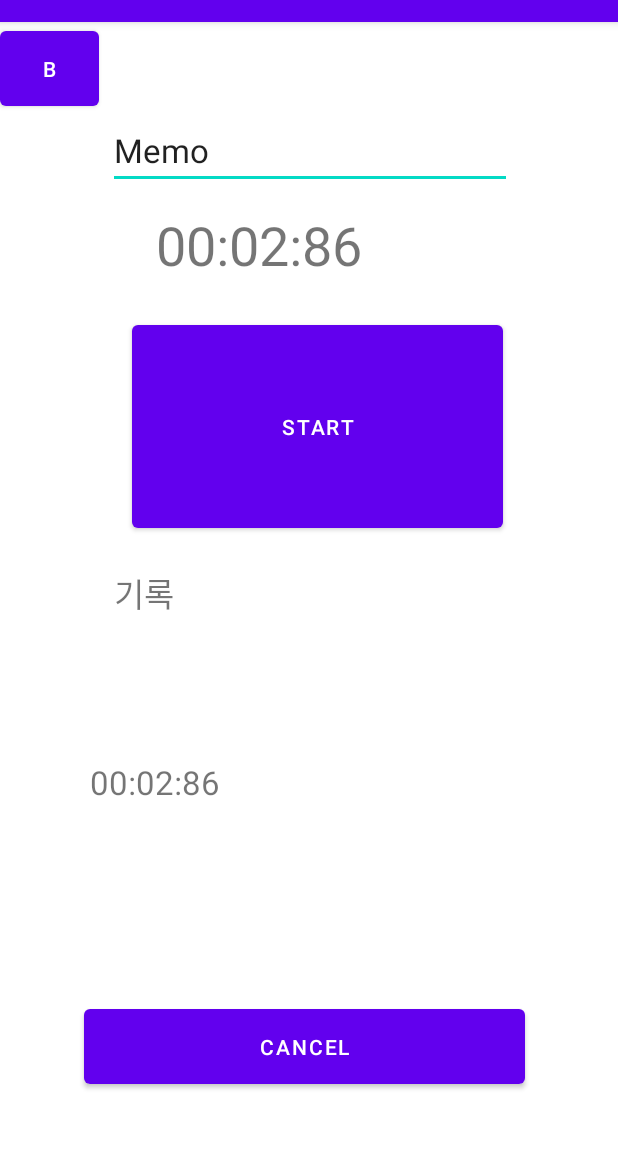
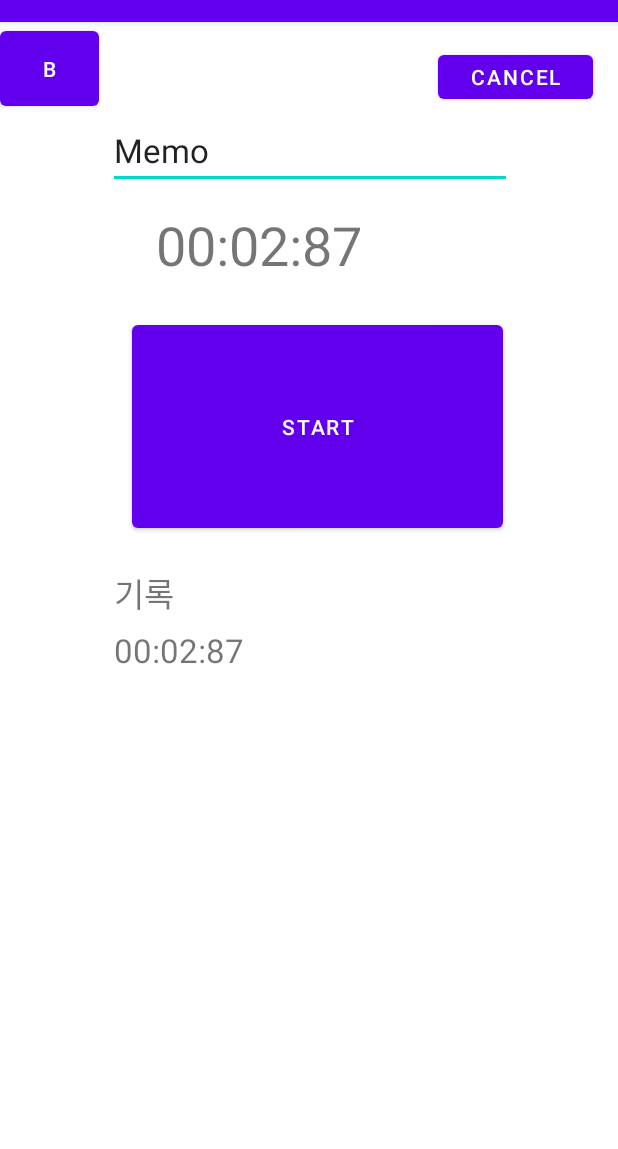
Before and after one commit to xe1230/Cheina, an Android app: the Act_execute screen opened directly, with no data from a screen before it, after a tap on "STOP", on a phone screen of 412 x 824 dp, the part 62-1211 px from its top. Run offline under Robolectric (Android 15) with nearby library versions, the phone set to English and light mode, and no system bars; 2 statements that could not run were skipped; 1 other tap on this screen came first.

Commit message:
231220 Debug Recorded Data clear when shell phone is Rotarated,

```diff
--- a/app/src/main/AndroidManifest.xml
+++ b/app/src/main/AndroidManifest.xml
@@ -29,7 +29,10 @@
                 android:value="" />
         </activity>
 
-        <activity android:name=".Act_execute"/>
+        <activity android:name=".Act_execute"
+            android:configChanges="orientation|screenSize|keyboard|keyboardHidden"
+
+            />
     </application>
 
 </manifest>
--- a/app/src/main/java/com/example/chelina/Act_execute.java
+++ b/app/src/main/java/com/example/chelina/Act_execute.java
@@ -7,10 +7,12 @@ import android.app.AlertDialog;
 import android.content.Context;
 import android.content.DialogInterface;
 import android.content.Intent;
+import android.content.res.Configuration;
 import android.os.Bundle;
 import android.os.Handler;
 import android.os.Message;
 import android.text.method.ScrollingMovementMethod;
+import android.util.Log;
 import android.view.MotionEvent;
 import android.view.View;
 import android.view.inputmethod.InputMethodManager;
@@ -92,6 +94,27 @@ public class Act_execute extends AppCompatActivity
         procesIntent(intent);
     }
 
+    @Override public void onConfigurationChanged(Configuration newConfig)
+    {
+        super.onConfigurationChanged(newConfig);
+
+        Log.d("onConfigurationChanged" , "onConfigurationChanged");
+
+        if(newConfig.orientation == Configuration.ORIENTATION_PORTRAIT)
+        {//세로 전환시
+             Log.d("onConfigurationChanged" , "Configuration.ORIENTATION_PORTRAIT");
+
+            RecordDataRefresh();
+        }
+        else if(newConfig.orientation == Configuration.ORIENTATION_LANDSCAPE)
+        { //가로전환시
+             Log.d("onConfigurationChanged", "Configuration.ORIENTATION_LANDSCAPE");
+        }
+        else
+        {
+
+        }
+    }
 
     private void procesIntent(Intent intent)
     {
@@ -173,6 +196,17 @@ public class Act_execute extends AppCompatActivity
     /* ----------------------------------------------------------------------------- */
     // Controller Event
     /* ----------------------------------------------------------------------------- */
+    private void RecordDataRefresh()
+    {
+        String strRecord = "";
+
+        for (int nCnt = 0 ; nCnt < m_strRecord.size(); nCnt++)
+        {
+            strRecord += m_strRecord.get(nCnt)+ "\n";
+        }
+
+        m_editRecord.setText(strRecord);
+    }
 
     public void btn_Back_onClick(View v)
     {
@@ -201,18 +235,13 @@ public class Act_execute extends AppCompatActivity
         }
         else
         {
-            String strRecord = "";
+
 
             m_BtnStart.setText("START");
             m_bStarted = false;
             m_strRecord.add(mTimeTextView.getText().toString());
 
-            for (int nCnt = 0 ; nCnt < m_strRecord.size(); nCnt++)
-            {
-                strRecord += m_strRecord.get(nCnt)+ "\n";
-            }
-
-            m_editRecord.setText(strRecord);
+            RecordDataRefresh();
             m_Thrtime.interrupt();
         }
     }
--- a/app/src/main/res/layout/frm_execute.xml
+++ b/app/src/main/res/layout/frm_execute.xml
@@ -44,10 +44,10 @@
 
     <Button
         android:id="@+id/btn_Cancel"
-        android:layout_width="294dp"
-        android:layout_height="62dp"
-        android:layout_marginStart="56dp"
-        android:layout_marginTop="652dp"
+        android:layout_width="103dp"
+        android:layout_height="41dp"
+        android:layout_marginStart="292dp"
+        android:layout_marginTop="16dp"
         android:onClick="btn_Cancel_onClick"
         android:text="Cancel"
         app:layout_constraintStart_toStartOf="parent"
@@ -77,10 +77,10 @@
 
     <TextView
         android:id="@+id/recordView"
-        android:layout_width="286dp"
-        android:layout_height="142dp"
-        android:layout_marginStart="60dp"
-        android:layout_marginTop="492dp"
+        android:layout_width="284dp"
+        android:layout_height="292dp"
+        android:layout_marginStart="76dp"
+        android:layout_marginTop="404dp"
         android:maxLines="10"
         android:scrollbars="vertical"
         android:text=""
```
